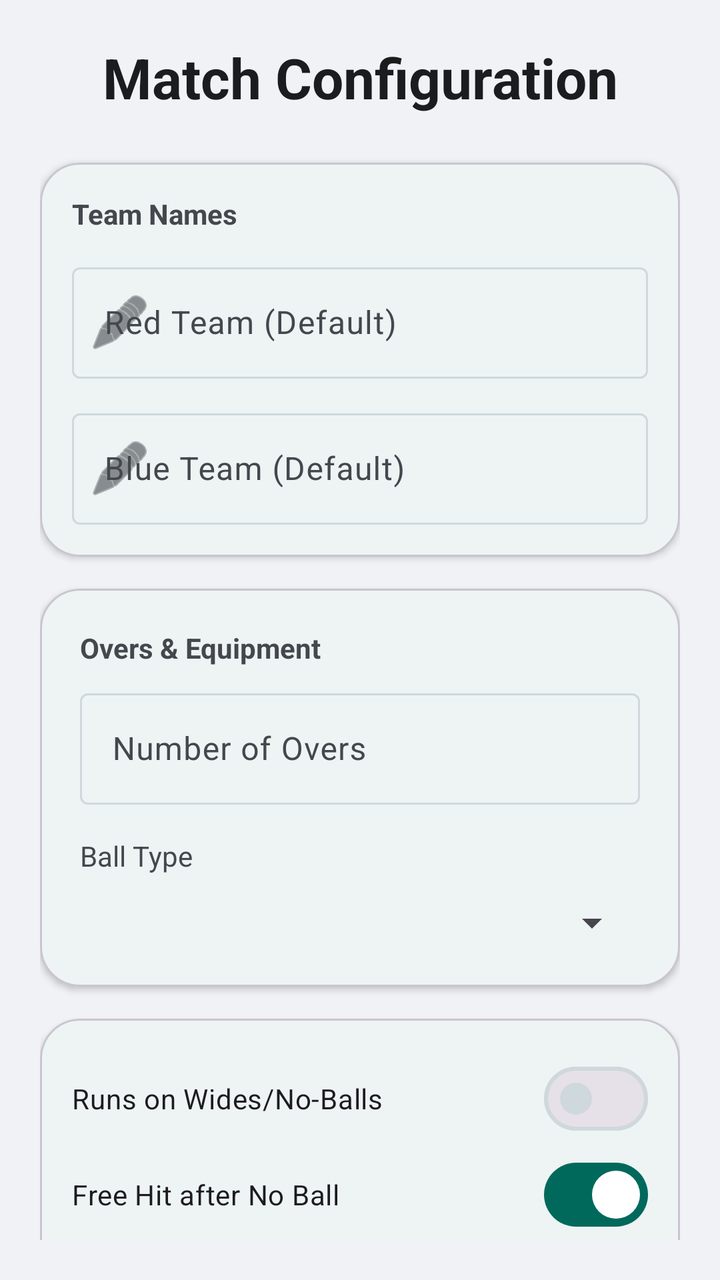
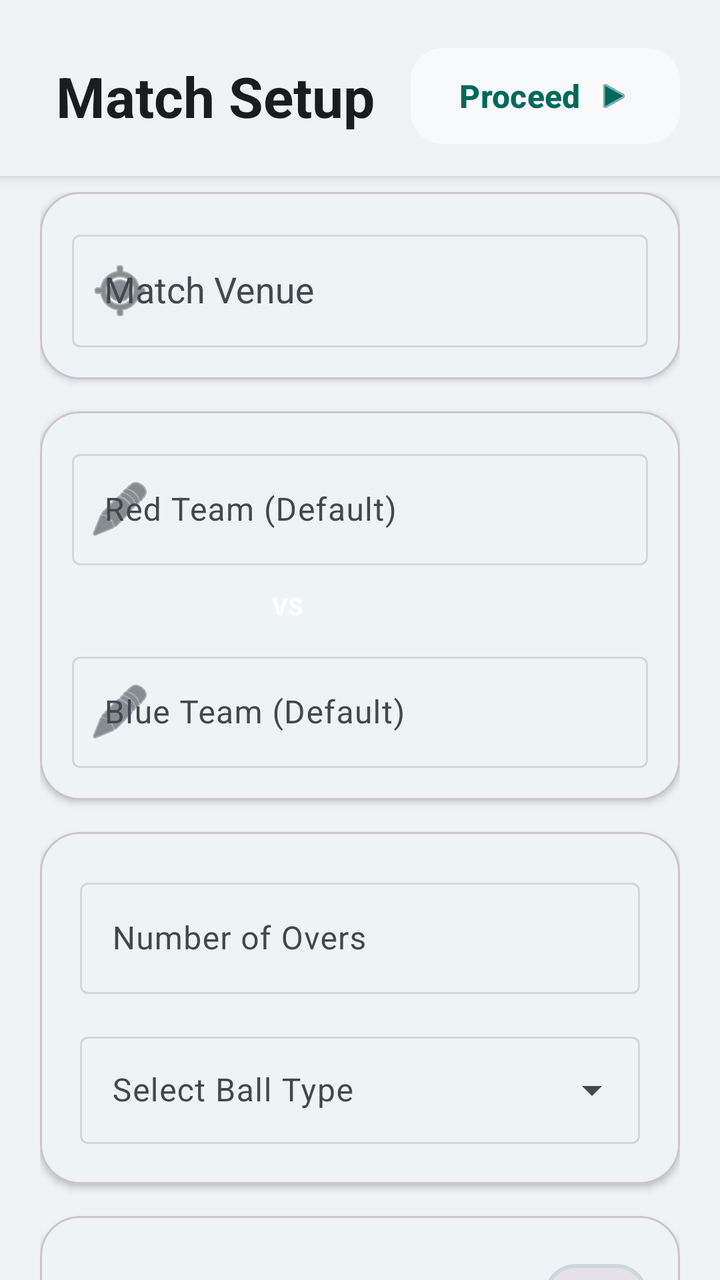

Compare the two renders of this Android layout. The source of the first and the diff that turns it into the second are given below.
<!-- AndroidManifest.xml: application theme Theme.Scoring -->
<!-- res/layout/activity_setup.xml -->
<?xml version="1.0" encoding="utf-8"?>
<androidx.coordinatorlayout.widget.CoordinatorLayout xmlns:android="http://schemas.android.com/apk/res/android"
    xmlns:app="http://schemas.android.com/apk/res-auto"
    android:layout_width="match_parent"
    android:layout_height="match_parent"
    android:background="?attr/android:windowBackground">

    <androidx.core.widget.NestedScrollView
        android:layout_width="match_parent"
        android:layout_height="match_parent"
        android:padding="20dp">

        <LinearLayout
            android:layout_width="match_parent"
            android:layout_height="wrap_content"
            android:orientation="vertical">

            <TextView
                android:id="@+id/tvMatchConfigTitle"
                android:layout_width="match_parent"
                android:layout_height="wrap_content"
                android:layout_marginBottom="24dp"
                android:text="Match Configuration"
                android:textColor="?attr/colorOnSurface"
                android:gravity="center"
                android:textSize="28sp"
                android:textStyle="bold" />
            <com.google.android.material.card.MaterialCardView
                android:layout_width="match_parent"
                android:layout_height="wrap_content"
                app:cardCornerRadius="20dp"
                app:cardElevation="2dp"
                app:cardBackgroundColor="?attr/colorSurface"
                android:layout_marginBottom="16dp">

                <LinearLayout
                    android:layout_width="match_parent"
                    android:layout_height="wrap_content"
                    android:orientation="vertical"
                    android:padding="16dp">

                    <TextView
                        android:layout_width="wrap_content"
                        android:layout_height="wrap_content"
                        android:text="Team Names"
                        android:textSize="14sp"
                        android:textStyle="bold"
                        android:textColor="?attr/colorOnSurfaceVariant"
                        android:layout_marginBottom="12dp" />

                    <com.google.android.material.textfield.TextInputLayout
                        style="@style/Widget.Material3.TextInputLayout.OutlinedBox"
                        android:layout_width="match_parent"
                        android:layout_height="wrap_content"
                        android:hint="Red Team (Default)"
                        app:startIconDrawable="@android:drawable/ic_menu_edit"
                        android:layout_marginBottom="12dp">
                        <com.google.android.material.textfield.TextInputEditText
                            android:id="@+id/teamAInput"
                            android:layout_width="match_parent"
                            android:layout_height="wrap_content" />
                    </com.google.android.material.textfield.TextInputLayout>

                    <com.google.android.material.textfield.TextInputLayout
                        style="@style/Widget.Material3.TextInputLayout.OutlinedBox"
                        android:layout_width="match_parent"
                        android:layout_height="wrap_content"
                        android:hint="Blue Team (Default)"
                        app:startIconDrawable="@android:drawable/ic_menu_edit">
                        <com.google.android.material.textfield.TextInputEditText
                            android:id="@+id/teamBInput"
                            android:layout_width="match_parent"
                            android:layout_height="wrap_content" />
                    </com.google.android.material.textfield.TextInputLayout>
                </LinearLayout>
            </com.google.android.material.card.MaterialCardView>

            
            <com.google.android.material.card.MaterialCardView
                android:layout_width="match_parent"
                android:layout_height="wrap_content"
                app:cardCornerRadius="20dp"
                app:cardElevation="2dp"
                app:cardBackgroundColor="?attr/colorSurface"
                android:layout_marginBottom="16dp">

                <LinearLayout
                    android:layout_width="match_parent"
                    android:layout_height="wrap_content"
                    android:orientation="vertical"
                    android:padding="20dp">

                    <TextView
                        android:layout_width="wrap_content"
                        android:layout_height="wrap_content"
                        android:layout_marginBottom="8dp"
                        android:text="Overs &amp; Equipment"
                        android:textColor="?attr/colorOnSurfaceVariant"
                        android:textSize="14sp"
                        android:textStyle="bold" />

                    <com.google.android.material.textfield.TextInputLayout
                        style="@style/Widget.Material3.TextInputLayout.OutlinedBox"
                        android:layout_width="match_parent"
                        android:layout_height="wrap_content"
                        android:layout_marginBottom="16dp"
                        android:hint="Number of Overs">

                        <com.google.android.material.textfield.TextInputEditText
                            android:id="@+id/oversInput"
                            android:layout_width="match_parent"
                            android:layout_height="wrap_content"
                            android:inputType="number" />
                    </com.google.android.material.textfield.TextInputLayout>

                    <TextView
                        android:layout_width="wrap_content"
                        android:layout_height="wrap_content"
                        android:layout_marginBottom="12dp"
                        android:text="Ball Type"
                        android:textColor="?attr/colorOnSurfaceVariant"
                        android:textSize="14sp" />

                    <Spinner
                        android:id="@+id/ballTypeSpinner"
                        android:layout_width="match_parent"
                        android:layout_height="wrap_content"
                        android:paddingVertical="0dp" />
                </LinearLayout>
            </com.google.android.material.card.MaterialCardView>

            
            <com.google.android.material.card.MaterialCardView
                android:layout_width="match_parent"
                android:layout_height="wrap_content"
                app:cardCornerRadius="20dp"
                app:cardElevation="2dp"
                app:cardBackgroundColor="?attr/colorSurface"
                android:layout_marginBottom="24dp">

                <LinearLayout
                    android:layout_width="match_parent"
                    android:layout_height="wrap_content"
                    android:orientation="vertical"
                    android:padding="16dp">

                    <com.google.android.material.materialswitch.MaterialSwitch
                        android:id="@+id/switchRunsOnWide"
                        android:layout_width="match_parent"
                        android:layout_height="wrap_content"
                        android:text="Runs on Wides/No-Balls"
                        android:checked="false" />

                    <com.google.android.material.materialswitch.MaterialSwitch
                        android:id="@+id/switchFreeHit"
                        android:layout_width="match_parent"
                        android:layout_height="wrap_content"
                        android:text="Free Hit after No Ball"
                        android:checked="true" />

                    <com.google.android.material.materialswitch.MaterialSwitch
                        android:id="@+id/switchRunsOnBye"
                        android:layout_width="match_parent"
                        android:layout_height="wrap_content"
                        android:text="Runs on Byes/Leg-Byes"
                        android:checked="false" />

                    <com.google.android.material.materialswitch.MaterialSwitch
                        android:id="@+id/switchOverthrow"
                        android:layout_width="match_parent"
                        android:layout_height="wrap_content"
                        android:text="Runs on Overthrow"
                        android:checked="false" />

                    <com.google.android.material.materialswitch.MaterialSwitch
                        android:id="@+id/switchEveryPlayerBats"
                        android:layout_width="match_parent"
                        android:layout_height="wrap_content"
                        android:text="Last Man Stand"
                        android:checked="true" />
                </LinearLayout>
            </com.google.android.material.card.MaterialCardView>

            <com.google.android.material.button.MaterialButton
                android:id="@+id/btnStartMatch"
                android:layout_width="match_parent"
                android:layout_height="60dp"
                android:text="Continue to Squads"
                android:textSize="18sp"
                android:textStyle="bold"
                app:cornerRadius="16dp"
                app:backgroundTint="?attr/colorPrimary"
                android:textColor="?attr/colorOnPrimary" />

        </LinearLayout>
    </androidx.core.widget.NestedScrollView>

</androidx.coordinatorlayout.widget.CoordinatorLayout>
<!-- resources referenced by this layout -->
<resources>
  <style name="Theme.Scoring" parent="Base.Theme.Scoring" />
  <style name="Base.Theme.Scoring" parent="Theme.Material3.DayNight.NoActionBar">
          
          <item name="colorPrimary">@color/colorPrimary</item>
          <item name="colorOnPrimary">@color/colorOnPrimary</item>
          <item name="colorPrimaryContainer">@color/surface_card</item>
          <item name="colorOnPrimaryContainer">@color/colorPrimary</item>
  
          
          <item name="colorSecondary">@color/colorAccent</item>
          <item name="colorOnSecondary">@color/colorOnAccent</item>
          <item name="colorSecondaryContainer">@color/surface_elevated</item>
          <item name="colorOnSecondaryContainer">@color/colorAccent</item>
  
          
          <item name="android:windowBackground">@color/bg_main</item>
          <item name="colorSurface">@color/surface_card</item>
          <item name="colorOnSurface">@color/text_primary</item>
          <item name="colorSurfaceVariant">@color/surface_elevated</item>
          <item name="colorOnSurfaceVariant">@color/text_secondary</item>
          <item name="colorOutline">@color/divider_main</item>
  
          
          <item name="runHighlight">@color/run_highlight</item>
          <item name="wicketHighlight">@color/wicket_highlight</item>
          <item name="boundaryHighlight">@color/boundary_highlight</item>
          <item name="extraHighlight">@color/extra_slate</item>
          <item name="dotBallHighlight">@color/dot_ball_grey</item>
  
          
          <item name="prestigeGold">@color/accent_amber</item>
          <item name="prestigeOrange">@color/prestige_orange</item>
          <item name="prestigePurple">@color/accent_purple</item>
  
          <item name="cardViewStyle">@style/Widget.Material3.CardView.Elevated</item>
  
          <item name="android:statusBarColor">@android:color/transparent</item>
          <item name="android:navigationBarColor">@android:color/transparent</item>
          <item name="android:windowTranslucentStatus">false</item>
          <item name="android:windowTranslucentNavigation">false</item>
      </style>
  <color name="colorPrimary">#00695C</color>
  <color name="colorOnPrimary">#FFFFFF</color>
  <color name="surface_card">#FFFFFF</color>
  <color name="colorAccent">#00695C</color>
  <color name="colorOnAccent">#FFFFFF</color>
  <color name="surface_elevated">#F8F9FA</color>
  <color name="bg_main">#F0F2F5</color>
  <color name="text_primary">#1A1C1E</color>
  <color name="text_secondary">#44474E</color>
  <color name="divider_main">#CFD8DC</color>
  <color name="run_highlight">#00695C</color>
  <color name="wicket_highlight">#B71C1C</color>
  <color name="boundary_highlight">#EF6C00</color>
  <color name="extra_slate">#546E7A</color>
  <color name="dot_ball_grey">#90A4AE</color>
  <color name="accent_amber">#FFD700</color>
  <color name="prestige_orange">#EF6C00</color>
  <color name="accent_purple">#5a0080</color>
</resources>

<!-- the commit's change to res/layout/activity_setup.xml (unified diff, before → after) -->
@@ -5,26 +5,66 @@
     android:layout_height="match_parent"
     android:background="?attr/android:windowBackground">
 
-    <androidx.core.widget.NestedScrollView
+    <LinearLayout
         android:layout_width="match_parent"
         android:layout_height="match_parent"
-        android:padding="20dp">
-
+        android:orientation="vertical">
+
+        
         <LinearLayout
             android:layout_width="match_parent"
             android:layout_height="wrap_content"
-            android:orientation="vertical">
+            android:orientation="horizontal"
+            android:gravity="center_vertical"
+            android:paddingHorizontal="20dp"
+            android:paddingTop="20dp"
+            android:paddingBottom="12dp"
+            android:background="?attr/android:windowBackground"
+            android:elevation="4dp">
 
             <TextView
                 android:id="@+id/tvMatchConfigTitle"
-                android:layout_width="match_parent"
-                android:layout_height="wrap_content"
-                android:layout_marginBottom="24dp"
-                android:text="Match Configuration"
+                android:layout_width="wrap_content"
+                android:layout_height="wrap_content"
+                android:text="Match Setup"
                 android:textColor="?attr/colorOnSurface"
-                android:gravity="center"
                 android:textSize="28sp"
-                android:textStyle="bold" />
+                android:textStyle="bold"
+                android:layout_marginStart="8dp" />
+
+            <View
+                android:layout_width="0dp"
+                android:layout_height="1dp"
+                android:layout_weight="1" />
+
+            <com.google.android.material.button.MaterialButton
+                android:id="@+id/btnProceedTop"
+                style="@style/Widget.Material3.Button.TonalButton"
+                android:layout_width="wrap_content"
+                android:layout_height="56dp"
+                android:text="Proceed"
+                android:paddingHorizontal="24dp"
+                android:textSize="16sp"
+                android:textStyle="bold"
+                app:cornerRadius="16dp"
+                app:icon="@android:drawable/ic_media_play"
+                app:iconGravity="end" />
+        </LinearLayout>
+
+        
+        <androidx.core.widget.NestedScrollView
+            android:layout_width="match_parent"
+            android:layout_height="0dp"
+            android:layout_weight="1"
+            android:paddingHorizontal="20dp"
+            android:paddingTop="8dp">
+
+            <LinearLayout
+                android:layout_width="match_parent"
+                android:layout_height="wrap_content"
+                android:orientation="vertical"
+                android:paddingBottom="40dp">
+
             <com.google.android.material.card.MaterialCardView
                 android:layout_width="match_parent"
                 android:layout_height="wrap_content"
@@ -39,14 +79,36 @@
                     android:orientation="vertical"
                     android:padding="16dp">
 
-                    <TextView
-                        android:layout_width="wrap_content"
-                        android:layout_height="wrap_content"
-                        android:text="Team Names"
-                        android:textSize="14sp"
-                        android:textStyle="bold"
-                        android:textColor="?attr/colorOnSurfaceVariant"
-                        android:layout_marginBottom="12dp" />
+                    <com.google.android.material.textfield.TextInputLayout
+                        style="@style/Widget.Material3.TextInputLayout.OutlinedBox"
+                        android:layout_width="match_parent"
+                        android:layout_height="wrap_content"
+                        android:hint="Match Venue"
+                        app:startIconDrawable="@android:drawable/ic_menu_mylocation">
+                        <AutoCompleteTextView
+                            android:id="@+id/venueInput"
+                            android:layout_width="match_parent"
+                            android:layout_height="wrap_content"
+                            android:inputType="textCapWords"
+                            android:completionThreshold="1"
+                            android:padding="16dp" />
+                    </com.google.android.material.textfield.TextInputLayout>
+                </LinearLayout>
+            </com.google.android.material.card.MaterialCardView>
+
+            <com.google.android.material.card.MaterialCardView
+                android:layout_width="match_parent"
+                android:layout_height="wrap_content"
+                app:cardCornerRadius="20dp"
+                app:cardElevation="2dp"
+                app:cardBackgroundColor="?attr/colorSurface"
+                android:layout_marginBottom="16dp">
+
+                <LinearLayout
+                    android:layout_width="match_parent"
+                    android:layout_height="wrap_content"
+                    android:orientation="vertical"
+                    android:padding="16dp">
 
                     <com.google.android.material.textfield.TextInputLayout
                         style="@style/Widget.Material3.TextInputLayout.OutlinedBox"
@@ -61,6 +123,17 @@
                             android:layout_height="wrap_content" />
                     </com.google.android.material.textfield.TextInputLayout>
 
+                    <TextView
+                        android:layout_width="wrap_content"
+                        android:layout_height="wrap_content"
+                        android:text="VS"
+                        android:textSize="12sp"
+                        android:textStyle="bold"
+                        android:textColor="@color/white"
+                        android:layout_gravity="start"
+                        android:layout_marginStart="100dp"
+                        android:layout_marginBottom="12dp" />
+
                     <com.google.android.material.textfield.TextInputLayout
                         style="@style/Widget.Material3.TextInputLayout.OutlinedBox"
                         android:layout_width="match_parent"
@@ -90,15 +163,6 @@
                     android:orientation="vertical"
                     android:padding="20dp">
 
-                    <TextView
-                        android:layout_width="wrap_content"
-                        android:layout_height="wrap_content"
-                        android:layout_marginBottom="8dp"
-                        android:text="Overs &amp; Equipment"
-                        android:textColor="?attr/colorOnSurfaceVariant"
-                        android:textSize="14sp"
-                        android:textStyle="bold" />
-
                     <com.google.android.material.textfield.TextInputLayout
                         style="@style/Widget.Material3.TextInputLayout.OutlinedBox"
                         android:layout_width="match_parent"
@@ -113,19 +177,22 @@
                             android:inputType="number" />
                     </com.google.android.material.textfield.TextInputLayout>
 
-                    <TextView
-                        android:layout_width="wrap_content"
-                        android:layout_height="wrap_content"
-                        android:layout_marginBottom="12dp"
-                        android:text="Ball Type"
-                        android:textColor="?attr/colorOnSurfaceVariant"
-                        android:textSize="14sp" />
-
-                    <Spinner
-                        android:id="@+id/ballTypeSpinner"
-                        android:layout_width="match_parent"
-                        android:layout_height="wrap_content"
-                        android:paddingVertical="0dp" />
+                    <com.google.android.material.textfield.TextInputLayout
+                        style="@style/Widget.Material3.TextInputLayout.OutlinedBox.ExposedDropdownMenu"
+                        android:layout_width="match_parent"
+                        android:layout_height="wrap_content"
+                        android:hint="Select Ball Type">
+
+                        <AutoCompleteTextView
+                            android:id="@+id/ballTypeSpinner"
+                            android:layout_width="match_parent"
+                            android:layout_height="wrap_content"
+                            android:inputType="none"
+                            android:padding="16dp"
+                            android:dropDownHeight="wrap_content"
+                            android:dropDownVerticalOffset="4dp"
+                            android:background="@null" />
+                    </com.google.android.material.textfield.TextInputLayout>
                 </LinearLayout>
             </com.google.android.material.card.MaterialCardView>
 
@@ -181,18 +248,8 @@
                 </LinearLayout>
             </com.google.android.material.card.MaterialCardView>
 
-            <com.google.android.material.button.MaterialButton
-                android:id="@+id/btnStartMatch"
-                android:layout_width="match_parent"
-                android:layout_height="60dp"
-                android:text="Continue to Squads"
-                android:textSize="18sp"
-                android:textStyle="bold"
-                app:cornerRadius="16dp"
-                app:backgroundTint="?attr/colorPrimary"
-                android:textColor="?attr/colorOnPrimary" />
-
         </LinearLayout>
     </androidx.core.widget.NestedScrollView>
+    </LinearLayout>
 
 </androidx.coordinatorlayout.widget.CoordinatorLayout>
<!-- resource entries referenced after the edit -->
@@ -1,5 +1,6 @@
 <!-- resources referenced by this layout -->
 <resources>
+  <color name="white">#FFFFFFFF</color>
   <style name="Theme.Scoring" parent="Base.Theme.Scoring" />
   <style name="Base.Theme.Scoring" parent="Theme.Material3.DayNight.NoActionBar">
           
